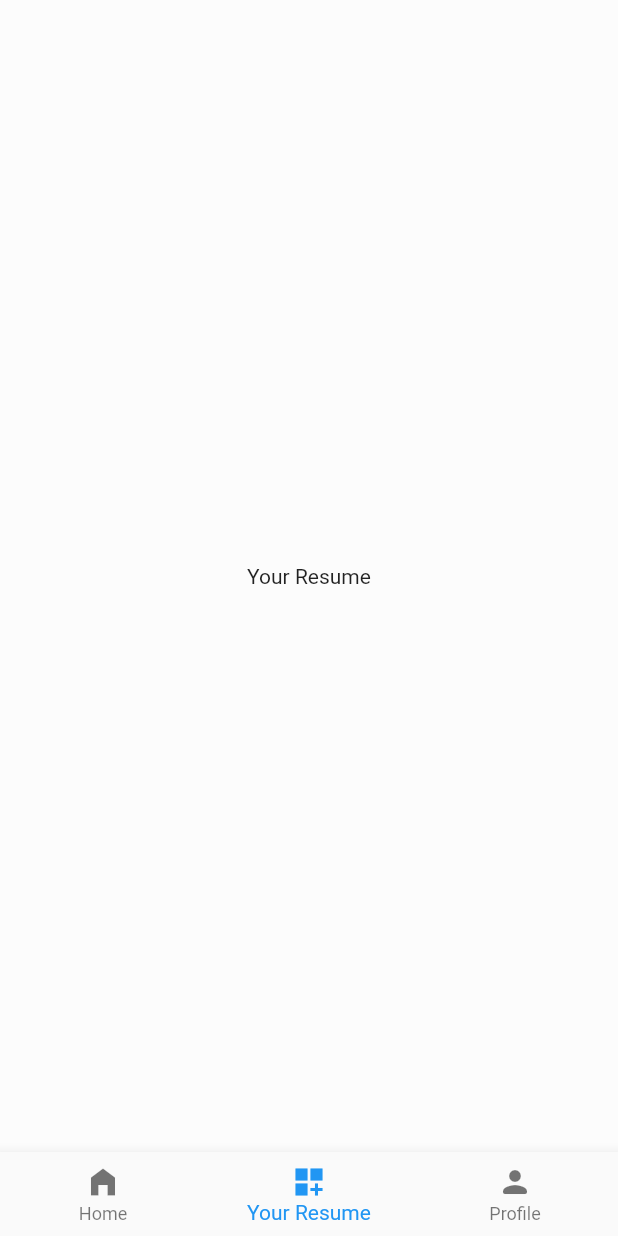
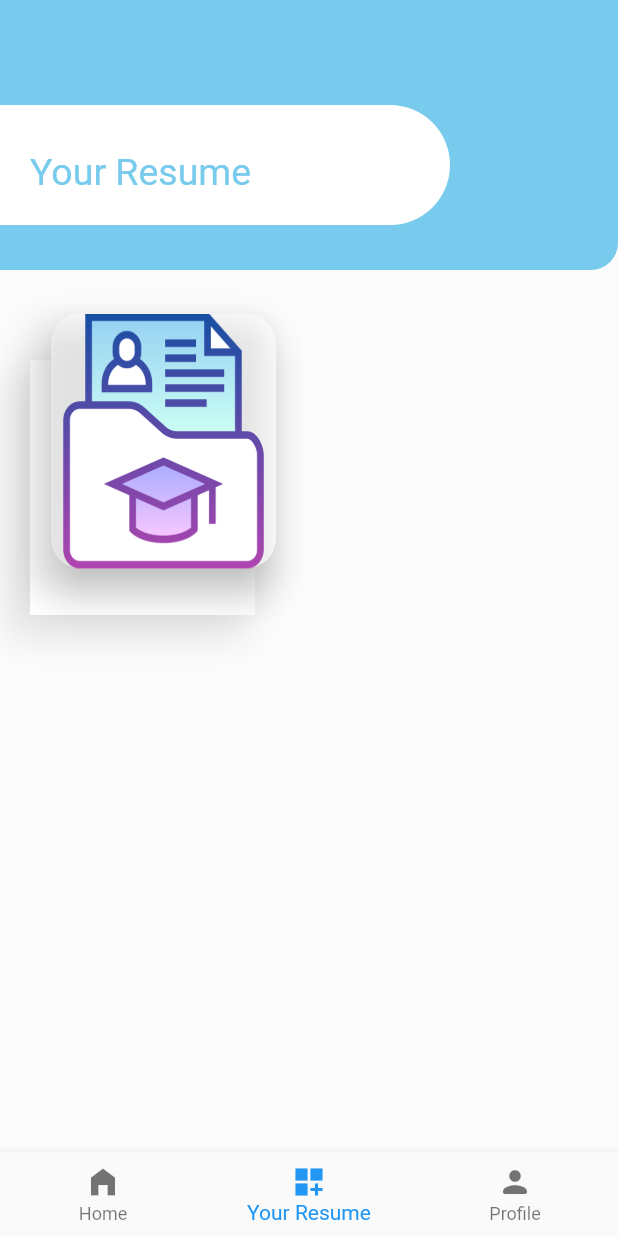
Before and after one commit to soumenkp2/resume_builder, a Flutter app: the screen it shows after launch, item 2 of the bottom bar chosen, on a phone screen of 412 x 824 dp. Run offline on Flutter 3.47's test engine with Material 2 defaults, Android fonts, the phone set to English and light mode, and no system bars.

Commit message:
Head_your_resume UI

```diff
--- a/lib/main.dart
+++ b/lib/main.dart
@@ -10,7 +10,7 @@ class MyApp extends StatelessWidget {
   @override
   Widget build(BuildContext context) {
     return MaterialApp(
-
+      debugShowCheckedModeBanner: false,
 
         title: 'Flutter Demo',
         theme: ThemeData(
--- a/lib/your_resume.dart
+++ b/lib/your_resume.dart
@@ -4,20 +4,18 @@ import 'package:flutter/material.dart';
 import 'package:resume_builder/main.dart';
 
 
-class your_resume extends StatefulWidget
-{
+class your_resume extends StatefulWidget {
+
 
   @override
   State<StatefulWidget> createState() => your_resume_state();
 
 }
 
-class your_resume_state extends State<your_resume>
-{
+class your_resume_state extends State<your_resume> {
 
   @override
-  void initState()
-  {
+  void initState() {
     super.initState();
     //onstart();
     //Navigator.of(context).pushNamed('splash_screen');
@@ -28,15 +26,103 @@ class your_resume_state extends State<your_resume>
   Widget build(BuildContext context) {
     return Scaffold(
       backgroundColor: Colors.white38,
-      body: Center(
-        child: Text("Your Resume"),
+      body: Column(
+        children: [
+          Container(
+              height: 180,
+              margin: const EdgeInsets.only(bottom: 10),
+              decoration: BoxDecoration(
+                borderRadius: BorderRadius.only(
+                  bottomRight: Radius.circular(18),
+                ),
+                color: Color(0xFF78CBEC),
+              ),
+              child: Stack(
+                children: [
+                Positioned(
+                top: 70,
+                left: 0,
+                child: Container(
+                  height: 80,
+                  width: 300,
+                  decoration: BoxDecoration(
+                    color: Colors.white,
+                    borderRadius: BorderRadius.only(
+                      topRight: Radius.circular(50),
+                      bottomRight: Radius.circular(50),
+                    ),
+                  ),
+                )
+                ),
+                  Positioned(
+                    top: 100,
+                      left: 20,
+                      child: Text('Your Resume', style: TextStyle(fontSize: 25, color: Color(0xFF78CBEC))))
+                ],
+              ),
+          ),
+          SizedBox(height: 15,),
+          Container(
+            height: 250,
+            child: Stack(
+              children: [
+                Positioned(
+                  top: 35,
+                    left: 20,
+                    child: Material(
+
+                      child: Container(
+                        height: 170,
+                        width: 150,
+                        decoration: BoxDecoration(
+                          color: Colors.white,
+                          borderRadius: BorderRadius.circular(0.0),
+                          boxShadow :[
+                          BoxShadow(
+                            color: Colors.grey.withOpacity(0.3),
+                            offset: new Offset(-10.0, 10.0),
+                            blurRadius: 20.0,
+                            spreadRadius: 4.0),
+                          ],
+                        ),
+                      ),
+                    ),
+                ),
+                Positioned(
+                  top: 0,
+                  left: 30,
+                  child: Card(
+                    elevation: 10.0,
+                    shadowColor: Colors.grey.withOpacity(0.5),
+                    shape: RoundedRectangleBorder(
+                      borderRadius: BorderRadius.circular(20),
+                    ),
+
+                    child: Container(
+                      height: 170,
+                      width: 150,
+                      decoration: BoxDecoration(
+                        borderRadius: BorderRadius.circular(10.0),
+                        image: DecorationImage(
+                          fit: BoxFit.fill,
+                          image: AssetImage('assets/images/resume.png'),
+                        ),
+                        boxShadow :[
+                          BoxShadow(
+                              color: Colors.grey.withOpacity(0.3),
+                              offset: new Offset(-10.0, 10.0),
+                              blurRadius: 20.0,
+                              spreadRadius: 4.0),
+                        ],
+                      ),
+                    ),
+                  ),
+                )
+              ],
+            ),
+          )
+        ],
       ),
-
-
-
-
-
     );
   }
-
 }
--- a/pubspec.yaml
+++ b/pubspec.yaml
@@ -43,6 +43,8 @@ flutter:
   # included with your application, so that you can use the icons in
   # the material Icons class.
   uses-material-design: true
+  assets:
+    - assets/images/resume.png
 
   # To add assets to your application, add an assets section, like this:
   # assets:
```
Also changed, not shown: assets/images/resume.png (added), pubspec.lock, 1 other file.
